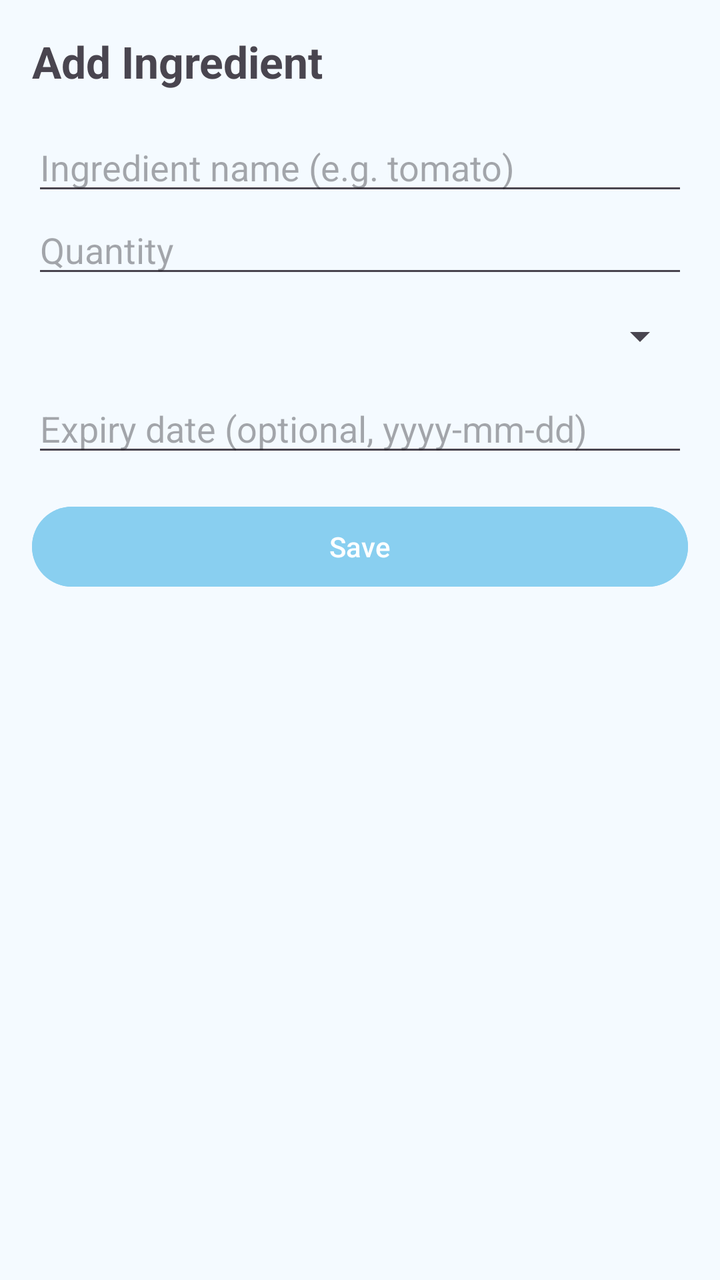
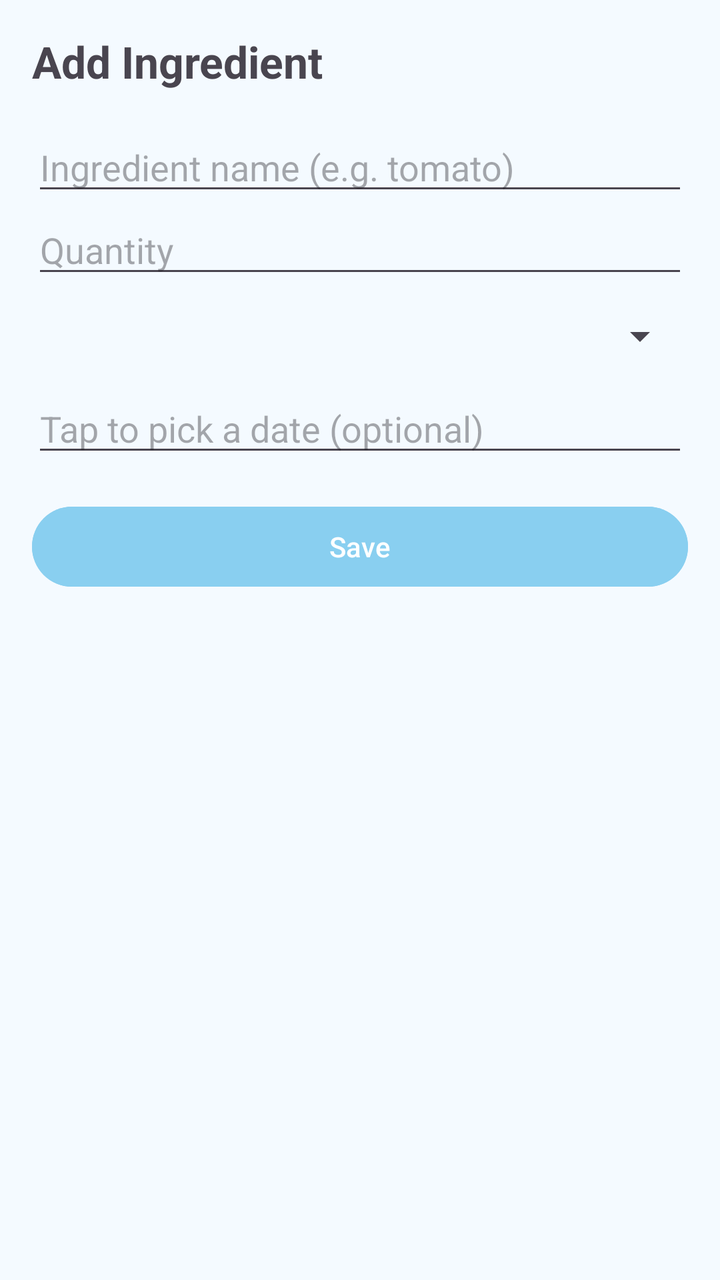

An Android layout rendered at two revisions. The XML below is the earlier revision; the diff shows what the commit changed to produce the second picture.
<!-- AndroidManifest.xml: application theme Theme.SmartPantryManger -->
<!-- res/layout/activity_add_edit.xml -->
<?xml version="1.0" encoding="utf-8"?>
<LinearLayout
    xmlns:android="http://schemas.android.com/apk/res/android"
    android:id="@+id/main"
    android:background="@color/page_bg"
    android:layout_width="match_parent"
    android:layout_height="match_parent"
    android:orientation="vertical"
    android:padding="16dp">

    <TextView
        android:id="@+id/tvTitle"
        android:layout_width="wrap_content"
        android:layout_height="wrap_content"
        android:text="Add Ingredient"
        android:textSize="22sp"
        android:textStyle="bold"
        android:layout_marginBottom="16dp" />

    <EditText
        android:id="@+id/etName"
        android:layout_width="match_parent"
        android:layout_height="wrap_content"
        android:hint="Ingredient name (e.g. tomato)"
        android:inputType="textCapWords" />

    <EditText
        android:id="@+id/etQuantity"
        android:layout_width="match_parent"
        android:layout_height="wrap_content"
        android:hint="Quantity"
        android:inputType="numberDecimal" />

    <Spinner
        android:id="@+id/spinnerUnit"
        android:layout_width="match_parent"
        android:layout_height="48dp" />

    <EditText
        android:id="@+id/etExpiry"
        android:layout_width="match_parent"
        android:layout_height="wrap_content"
        android:hint="Expiry date (optional, yyyy-mm-dd)"
        android:textColor="#000000"
        android:textColorHighlight="#666666"
        android:textSize="18sp"
        android:inputType="date" />

    <Button
        android:id="@+id/btnSave"
        android:backgroundTint="@color/brand_blue"
        android:layout_width="match_parent"
        android:layout_height="wrap_content"
        android:layout_marginTop="16dp"
        android:text="Save" />

    <Button
        android:id="@+id/btnDelete"
        android:layout_width="match_parent"
        android:layout_height="wrap_content"
        android:text="Delete"
        android:visibility="gone" />

</LinearLayout>
<!-- resources referenced by this layout -->
<resources>
  <color name="brand_blue">#89CFF0</color>
  <color name="page_bg">#F4FAFF</color>
  <style name="Theme.SmartPantryManger" parent="Base.Theme.SmartPantryManger" />
  <style name="Base.Theme.SmartPantryManger" parent="Theme.Material3.DayNight.NoActionBar">
          
          
      </style>
</resources>

<!-- the commit's change to res/layout/activity_add_edit.xml (unified diff, before → after) -->
@@ -40,8 +40,10 @@
         android:id="@+id/etExpiry"
         android:layout_width="match_parent"
         android:layout_height="wrap_content"
-        android:hint="Expiry date (optional, yyyy-mm-dd)"
-        android:textColor="#000000"
+        android:hint="Tap to pick a date (optional)"
+        android:focusable="false"
+        android:clickable="true"
+        android:cursorVisible="false"        android:textColor="#000000"
         android:textColorHighlight="#666666"
         android:textSize="18sp"
         android:inputType="date" />
